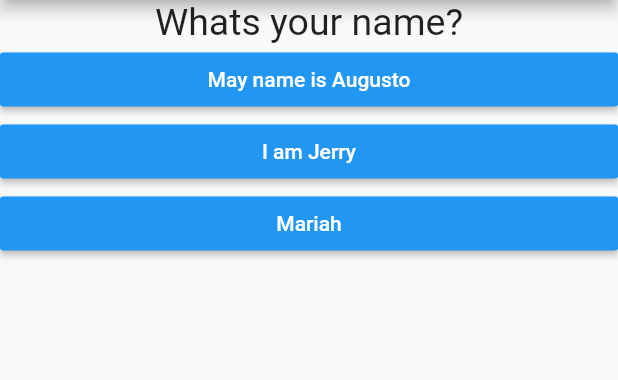
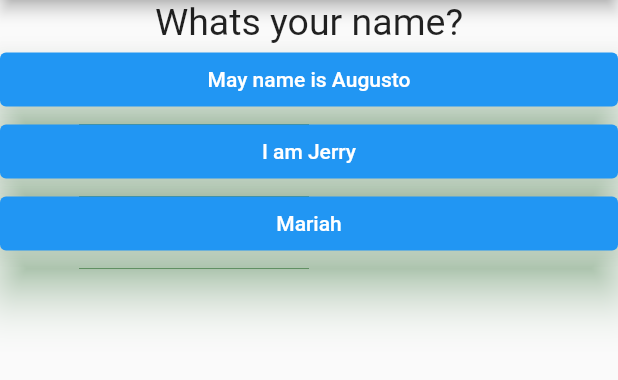
Before and after one commit to August0Cesar/estudos_flutter, a Flutter app: the screen it shows after launch, on a phone screen of 412 x 824 dp, the part 84-464 px from its top. Run offline on Flutter 3.47's test engine with Material 2 defaults, Android fonts, the phone set to English and light mode, and no system bars.

Commit message:
feat: atualizando botoes para TextButton

```diff
--- a/lib/widgets/answer.dart
+++ b/lib/widgets/answer.dart
@@ -4,16 +4,22 @@ class Answer extends StatelessWidget {
   final String answer;
   final void Function() onButtonSelected;
 
-  Answer(this.answer,this.onButtonSelected);
+  Answer(this.answer, this.onButtonSelected);
+
   @override
   Widget build(BuildContext context) {
     return Container(
       width: double.infinity,
-      child: RaisedButton(
-        color: Colors.blue,
-        textColor: Colors.white,
+      child: TextButton(
         onPressed: onButtonSelected,
-        child: Text(answer),
+        style: TextButton.styleFrom(
+            backgroundColor: Colors.blue,
+            elevation: 15,
+            shadowColor: Colors.green),
+        child: Text(
+          answer,
+          style: TextStyle(color: Colors.white),
+        ),
       ),
     );
   }
```
Also changed, not shown: lib/widgets/result_questionario.dart (+6 -3 lines), pubspec.lock.
